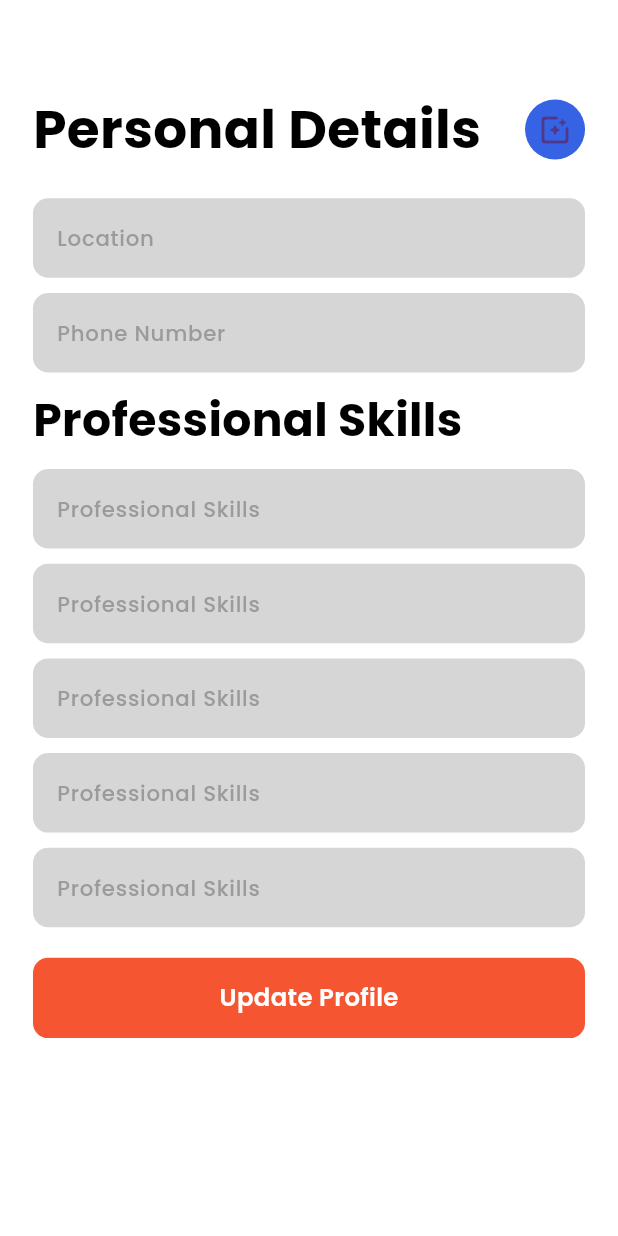
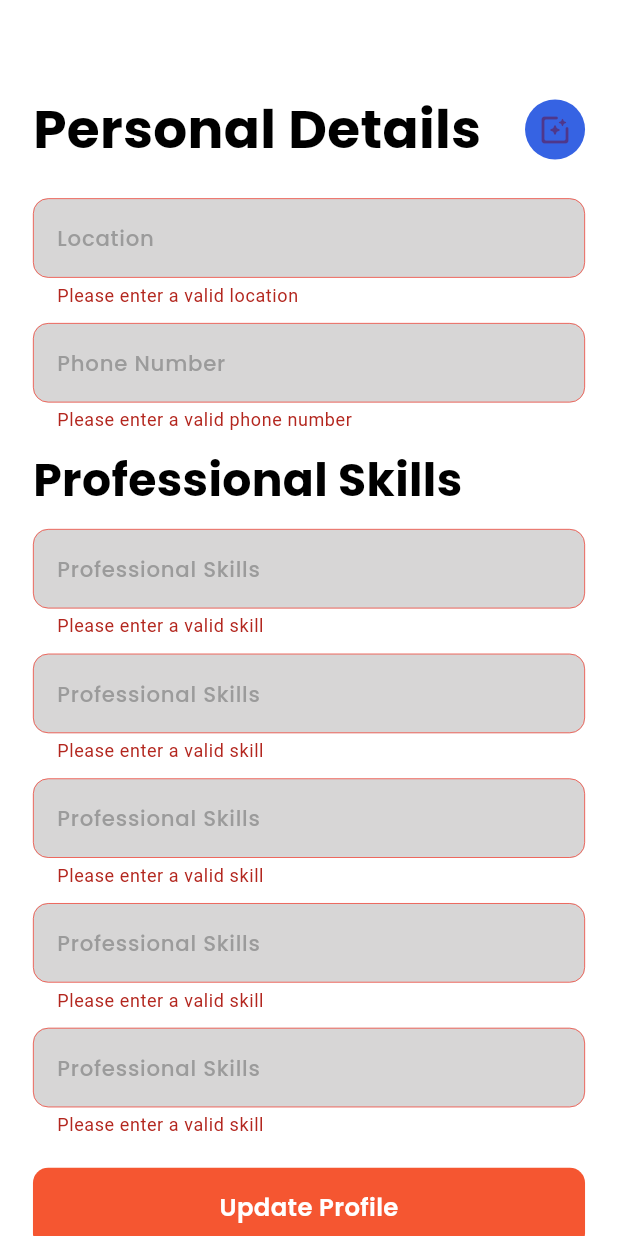
Before and after one commit to saadghazal/JobHub_Flutter, a Flutter app: the PersonalDetails screen opened directly, after a tap on "Update Profile", on a phone screen of 412 x 824 dp. Run offline on Flutter 3.47's test engine with Material 3 defaults, Android fonts, the phone set to English and light mode, and no system bars; our stand-ins replace cached_network_image, firebase_core, firebase_storage, flutter_animate, flutter_screenutil, flutter_svg and 8 more; accounts and stored records are empty; generated files the repository leaves out were written again.

Commit message:
update user data after his first login

```diff
--- a/lib/main.dart
+++ b/lib/main.dart
@@ -5,7 +5,6 @@
 import 'package:jobhub/controllers/exports.dart';
 import 'package:jobhub/firebase_options.dart';
 import 'package:jobhub/views/ui/auth/login.dart';
-import 'package:jobhub/views/ui/auth/update_user.dart';
 import 'package:jobhub/views/ui/mainscreen.dart';
 import 'package:jobhub/views/ui/onboarding/onboarding_screen.dart';
 import 'package:provider/provider.dart';
@@ -83,7 +82,7 @@
             iconTheme: IconThemeData(color: Color(kDark.value)),
             primarySwatch: Colors.grey,
           ),
-          home: PersonalDetails(),
+          home: defaultHomeScreen,
         );
       },
     );
--- a/lib/services/config.dart
+++ b/lib/services/config.dart
@@ -5,6 +5,6 @@
   static const String jobs = "/api/jobs";
   static const String search = "/api/jobs/search";
   static const String job = "/api/jobs";
-  static const String profileUrl = "/api/users";
+  static const String profileUrl = "/api/users/";
   static const String bookmarkUrl = "/api/bookmarks";
 }
--- a/lib/views/ui/auth/update_user.dart
+++ b/lib/views/ui/auth/update_user.dart
@@ -2,7 +2,9 @@
 
 import 'package:flutter/material.dart';
 import 'package:flutter_screenutil/flutter_screenutil.dart';
+import 'package:get/get.dart';
 import 'package:jobhub/controllers/exports.dart';
+import 'package:jobhub/models/request/auth/profile_update_model.dart';
 import 'package:jobhub/views/common/custom_btn.dart';
 import 'package:jobhub/views/common/custom_textfield.dart';
 import 'package:jobhub/views/common/exports.dart';
@@ -180,9 +182,43 @@
                       },
                     ),
                     HeightSpacer(size: 20),
-                    CustomButton(
-                      onTap: () {},
-                      text: 'Update Profile',
+                    Consumer<ImageUploader>(
+                      builder: (context, imageUploader, child) {
+                        return CustomButton(
+                          onTap: () {
+                            if (loginProvider.profileValidation()) {
+                              if (imageUploader.imageFil.isEmpty &&
+                                  imageUploader.imageUrl == null) {
+                                Get.snackbar(
+                                  'Image Missing',
+                                  'Please upload an image to proceed',
+                                  colorText: Color(kLight.value),
+                                  backgroundColor: Color(kLightBlue.value),
+                                  icon: Icon(Icons.add_alert),
+                                );
+                              } else {
+                                ProfileUpdateReq profile = ProfileUpdateReq(
+                                  location: location.text,
+                                  phone: phone.text,
+                                  profile: imageUploader.imageUrl.toString(),
+                                  skills: [
+                                    skill0.text,
+                                    skill1.text,
+                                    skill2.text,
+                                    skill3.text,
+                                    skill4.text
+                                  ],
+                                );
+                                loginProvider.updateProfile(
+                                    profileReq: profile);
+                              }
+                            } else {
+                              return;
+                            }
+                          },
+                          text: 'Update Profile',
+                        );
+                      },
                     )
                   ],
                 ),
```
Also changed, not shown: lib/controllers/login_provider.dart (+28 -0 lines), lib/services/helpers/auth_helper.dart (+29 -4 lines).
